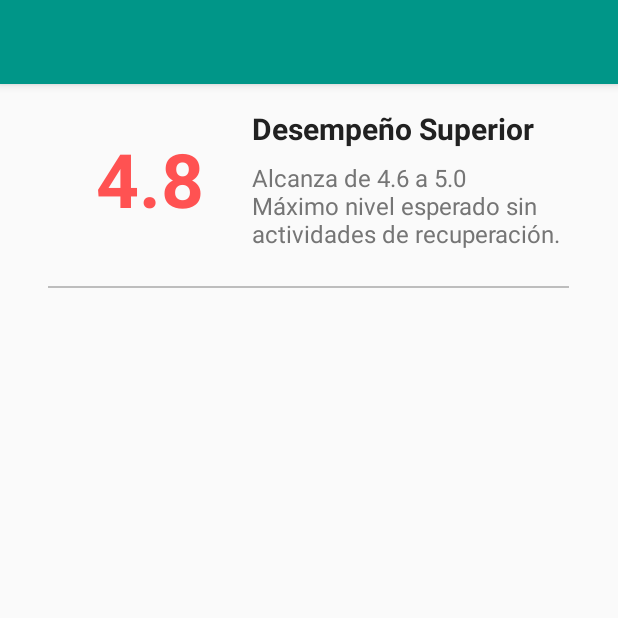
After one commit to NIMP3/AppNotas, an Android app: the ContainerStudentActivity screen opened directly, with no data from a screen before it, on a phone screen of 412 x 824 dp, the top half of it. The commit adds this screen. Run offline under Robolectric (Android 15) with nearby library versions, the phone set to English and light mode, and no system bars; 1 statement that could not run was skipped.

Commit message:
Construidas las UI para el Detalle de la Actividad y el Rendimiento del Estudiante

```diff
--- a/app/src/main/AndroidManifest.xml
+++ b/app/src/main/AndroidManifest.xml
@@ -26,12 +26,12 @@
             android:name=".view.ContainerActivity"
             android:parentActivityName=".view.TeacherActivity"
             tools:targetApi="jelly_bean">
-
             <meta-data
                 android:name="android.support.PARENT_ACTIVITY"
-                android:value=".view.TeacherActivity"/>
-
+                android:value=".view.TeacherActivity" />
         </activity>
+        <activity android:name=".view.ContainerTaskActivity" />
+        <activity android:name=".view.ContainerStudentActivity"></activity>
     </application>
 
 </manifest>
--- /dev/null
+++ b/app/src/main/java/com/elaytechnologies/appnotas/view/ContainerStudentActivity.java
@@ -0,0 +1,50 @@
+package com.elaytechnologies.appnotas.view;
+
+import android.support.v4.app.Fragment;
+import android.support.v4.app.FragmentTransaction;
+import android.support.v7.app.AppCompatActivity;
+import android.os.Bundle;
+import android.support.v7.widget.Toolbar;
+
+import com.elaytechnologies.appnotas.R;
+import com.elaytechnologies.appnotas.view.fragment.StudentGraphFragment;
+import com.elaytechnologies.appnotas.view.fragment.StudentPerformanceFragment;
+
+public class ContainerStudentActivity extends AppCompatActivity {
+
+    @Override
+    protected void onCreate(Bundle savedInstanceState) {
+        super.onCreate(savedInstanceState);
+        setContentView(R.layout.activity_container_student);
+
+        //Obtenemos el nombre del Estudiante seleccionado como titulo de la descripción
+        Bundle extras = getIntent().getExtras();
+        String title = extras.getString("student",getResources().getString(R.string.title_performance_student));
+
+        showToolbar(title,false);
+
+        launchFragment(new StudentPerformanceFragment(), R.id.containerInfoStudent);
+        launchFragment(new StudentGraphFragment(), R.id.containerGraphStudent);
+
+    }
+    /*----------------------------------------------------------------------------------------------
+    Lanzar un fragmento determinado
+     */
+    public void launchFragment(Fragment fragment, int resource) {
+        getSupportFragmentManager().beginTransaction()
+                .replace(resource, fragment)
+                .setTransition(FragmentTransaction.TRANSIT_FRAGMENT_FADE)
+                .commit();
+    }
+
+    /*----------------------------------------------------------------------------------------------
+    Mostrar el Toolbar con determinadas caracteristicas
+     */
+    public void showToolbar(String title, Boolean upButton) {
+        Toolbar toolbar = findViewById(R.id.toolbar);
+        setSupportActionBar(toolbar);
+        getSupportActionBar().setTitle(title);
+        getSupportActionBar().setDisplayHomeAsUpEnabled(upButton);
+    }
+
+}
--- /dev/null
+++ b/app/src/main/java/com/elaytechnologies/appnotas/view/fragment/StudentGraphFragment.java
@@ -0,0 +1,30 @@
+package com.elaytechnologies.appnotas.view.fragment;
+
+
+import android.os.Bundle;
+import android.support.v4.app.Fragment;
+import android.view.LayoutInflater;
+import android.view.View;
+import android.view.ViewGroup;
+
+import com.elaytechnologies.appnotas.R;
+
+/**
+ * A simple {@link Fragment} subclass.
+ */
+public class StudentGraphFragment extends Fragment {
+
+
+    public StudentGraphFragment() {
+        // Required empty public constructor
+    }
+
+
+    @Override
+    public View onCreateView(LayoutInflater inflater, ViewGroup container,
+                             Bundle savedInstanceState) {
+        // Inflate the layout for this fragment
+        return inflater.inflate(R.layout.fragment_student_graph, container, false);
+    }
+
+}
--- /dev/null
+++ b/app/src/main/java/com/elaytechnologies/appnotas/view/fragment/StudentPerformanceFragment.java
@@ -0,0 +1,30 @@
+package com.elaytechnologies.appnotas.view.fragment;
+
+
+import android.os.Bundle;
+import android.support.v4.app.Fragment;
+import android.view.LayoutInflater;
+import android.view.View;
+import android.view.ViewGroup;
+
+import com.elaytechnologies.appnotas.R;
+
+/**
+ * A simple {@link Fragment} subclass.
+ */
+public class StudentPerformanceFragment extends Fragment {
+
+
+    public StudentPerformanceFragment() {
+        // Required empty public constructor
+    }
+
+
+    @Override
+    public View onCreateView(LayoutInflater inflater, ViewGroup container,
+                             Bundle savedInstanceState) {
+        // Inflate the layout for this fragment
+        return inflater.inflate(R.layout.fragment_student_performance, container, false);
+    }
+
+}
--- /dev/null
+++ b/app/src/main/res/layout/activity_container_student.xml
@@ -0,0 +1,63 @@
+<?xml version="1.0" encoding="utf-8"?>
+<android.support.design.widget.CoordinatorLayout xmlns:android="http://schemas.android.com/apk/res/android"
+    xmlns:app="http://schemas.android.com/apk/res-auto"
+    xmlns:tools="http://schemas.android.com/tools"
+    android:layout_width="match_parent"
+    android:layout_height="match_parent"
+    tools:context=".view.ContainerStudentActivity"
+    android:fitsSystemWindows="true">
+
+    <include layout="@layout/actionbar_toolbar"/>
+
+    <ScrollView
+        android:layout_width="match_parent"
+        android:layout_height="match_parent"
+        android:fillViewport="true"
+        app:layout_behavior="@string/appbar_scrolling_view_behavior">
+
+        <android.support.constraint.ConstraintLayout
+            android:layout_width="match_parent"
+            android:layout_height="wrap_content">
+
+            <FrameLayout
+                android:id="@+id/containerInfoStudent"
+                android:layout_width="0dp"
+                android:layout_height="wrap_content"
+                android:layout_marginTop="8dp"
+                app:layout_constraintEnd_toStartOf="@+id/guideline13"
+                app:layout_constraintHorizontal_bias="0.54"
+                app:layout_constraintStart_toStartOf="@+id/guideline12"
+                app:layout_constraintTop_toTopOf="parent">
+
+            </FrameLayout>
+
+            <FrameLayout
+                android:id="@+id/containerGraphStudent"
+                android:layout_width="0dp"
+                android:layout_height="wrap_content"
+                android:layout_marginEnd="8dp"
+                android:layout_marginStart="8dp"
+                app:layout_constraintBottom_toBottomOf="parent"
+                app:layout_constraintEnd_toStartOf="@+id/guideline13"
+                app:layout_constraintStart_toStartOf="@+id/guideline12"
+                app:layout_constraintTop_toBottomOf="@+id/containerInfoStudent">
+
+            </FrameLayout>
+
+            <android.support.constraint.Guideline
+                android:id="@+id/guideline12"
+                android:layout_width="wrap_content"
+                android:layout_height="wrap_content"
+                android:orientation="vertical"
+                app:layout_constraintGuide_begin="16dp" />
+
+            <android.support.constraint.Guideline
+                android:id="@+id/guideline13"
+                android:layout_width="wrap_content"
+                android:layout_height="wrap_content"
+                android:orientation="vertical"
+                app:layout_constraintGuide_end="17dp" />
+        </android.support.constraint.ConstraintLayout>
+
+    </ScrollView>
+</android.support.design.widget.CoordinatorLayout>
--- /dev/null
+++ b/app/src/main/res/layout/fragment_student_performance.xml
@@ -0,0 +1,105 @@
+<?xml version="1.0" encoding="utf-8"?>
+<android.support.constraint.ConstraintLayout xmlns:android="http://schemas.android.com/apk/res/android"
+    xmlns:app="http://schemas.android.com/apk/res-auto"
+    xmlns:tools="http://schemas.android.com/tools"
+    android:layout_width="match_parent"
+    android:layout_height="match_parent"
+    tools:context=".view.fragment.StudentPerformanceFragment">
+
+    <!-- TODO: Update blank fragment layout -->
+
+    <TextView
+        android:id="@+id/textViewNote"
+        android:layout_width="0dp"
+        android:layout_height="0dp"
+        android:gravity="center"
+        android:text="@string/text_note"
+        android:textColor="@color/colorAccent"
+        android:textSize="50sp"
+        android:textStyle="bold"
+        app:layout_constraintBottom_toTopOf="@+id/guideline14"
+        app:layout_constraintEnd_toStartOf="@+id/guideline16"
+        app:layout_constraintStart_toStartOf="@+id/guideline17"
+        app:layout_constraintTop_toTopOf="parent" />
+
+    <android.support.constraint.Guideline
+        android:id="@+id/guideline14"
+        android:layout_width="wrap_content"
+        android:layout_height="wrap_content"
+        android:orientation="horizontal"
+        app:layout_constraintGuide_percent="0.3" />
+
+    <android.support.constraint.Guideline
+        android:id="@+id/guideline15"
+        android:layout_width="wrap_content"
+        android:layout_height="wrap_content"
+        android:orientation="vertical"
+        app:layout_constraintGuide_end="16dp" />
+
+    <android.support.constraint.Guideline
+        android:id="@+id/guideline16"
+        android:layout_width="wrap_content"
+        android:layout_height="wrap_content"
+        android:orientation="vertical"
+        app:layout_constraintGuide_percent="0.4" />
+
+    <android.support.constraint.Guideline
+        android:id="@+id/guideline17"
+        android:layout_width="wrap_content"
+        android:layout_height="wrap_content"
+        android:orientation="vertical"
+        app:layout_constraintGuide_begin="16dp" />
+
+    <TextView
+        android:id="@+id/textViewPerformance"
+        android:layout_width="0dp"
+        android:layout_height="wrap_content"
+        android:layout_marginTop="8dp"
+        android:text="@string/text_performance"
+        android:textColor="@color/colorPrimaryText"
+        android:textSize="20sp"
+        android:textStyle="bold"
+        app:layout_constraintBottom_toTopOf="@+id/textViewInfoPerformance"
+        app:layout_constraintEnd_toStartOf="@+id/guideline15"
+        app:layout_constraintHorizontal_bias="0.5"
+        app:layout_constraintStart_toStartOf="@+id/guideline16"
+        app:layout_constraintTop_toTopOf="parent"
+        app:layout_constraintVertical_chainStyle="packed" />
+
+    <TextView
+        android:id="@+id/textViewInfoPerformance"
+        android:layout_width="0dp"
+        android:layout_height="wrap_content"
+        android:layout_marginBottom="8dp"
+        android:layout_marginTop="8dp"
+        android:text="@string/text_info_performance"
+        android:textColor="@color/colorSecondaryText"
+        android:textSize="16sp"
+        app:layout_constraintBottom_toTopOf="@+id/guideline14"
+        app:layout_constraintEnd_toStartOf="@+id/guideline15"
+        app:layout_constraintHorizontal_bias="0.5"
+        app:layout_constraintStart_toStartOf="@+id/guideline16"
+        app:layout_constraintTop_toBottomOf="@+id/textViewPerformance" />
+
+    <View
+        android:id="@+id/divider3"
+        android:layout_width="0dp"
+        android:layout_height="1dp"
+        android:layout_marginTop="16dp"
+        android:background="@color/colorDivider"
+        app:layout_constraintEnd_toStartOf="@+id/guideline15"
+        app:layout_constraintStart_toStartOf="@+id/guideline17"
+        app:layout_constraintTop_toTopOf="@+id/guideline14" />
+
+    <FrameLayout
+        android:id="@+id/contextStatusGraph"
+        android:layout_width="0dp"
+        android:layout_height="0dp"
+        android:layout_marginTop="16dp"
+        app:layout_constraintBottom_toBottomOf="parent"
+        app:layout_constraintEnd_toStartOf="@+id/guideline15"
+        app:layout_constraintStart_toStartOf="@+id/guideline17"
+        app:layout_constraintTop_toBottomOf="@+id/divider3">
+
+    </FrameLayout>
+</android.support.constraint.ConstraintLayout>
--- a/app/src/main/res/values/strings.xml
+++ b/app/src/main/res/values/strings.xml
@@ -43,4 +43,9 @@
     <string name="text_email_student">yovany.dev@gmail.com</string>
     <string name="textcard_type_task">EXAMEN</string>
     <string name="textcard_description_task">Evaluará los conocimientos de conjuntos y sus respectivas operaciones (UNION,INTERSECCIÓN, DIFERENCIA…</string>
+    <string name="text_note">4.8</string>
+    <string name="text_performance">Desempeño Superior</string>
+    <string name="text_info_performance">Alcanza de 4.6 a 5.0 Máximo nivel esperado sin actividades de recuperación.</string>
+    <string name="title_performance_student">Rendimiento del Estudiante</string>
+    <string name="title_info_task">Información de la Actividad</string>
 </resources>
```
Also changed, not shown: app/src/main/java/com/elaytechnologies/appnotas/adapter/StudentAdapterRecyclerView.java (+13 -1 lines), app/src/main/java/com/elaytechnologies/appnotas/adapter/TaskAdapterRecyclerView.java (+13 -1 lines), app/src/main/java/com/elaytechnologies/appnotas/view/ContainerTaskActivity.java (added, +50 -0 lines), app/src/main/java/com/elaytechnologies/appnotas/view/fragment/TaskGraphFragment.java (added, +30 -0 lines), app/src/main/res/layout/activity_container_task.xml (added, +48 -0 lines), app/src/main/res/layout/fragment_student_graph.xml (added, +8 -0 lines), app/src/main/res/layout/fragment_task_graph.xml (added, +11 -0 lines).
